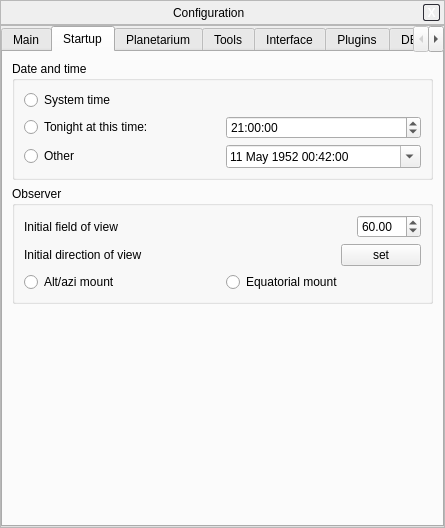
First picture: the form in src/gui/configurationDialog.ui, repository 519984307/stellarium_src, before the edit.
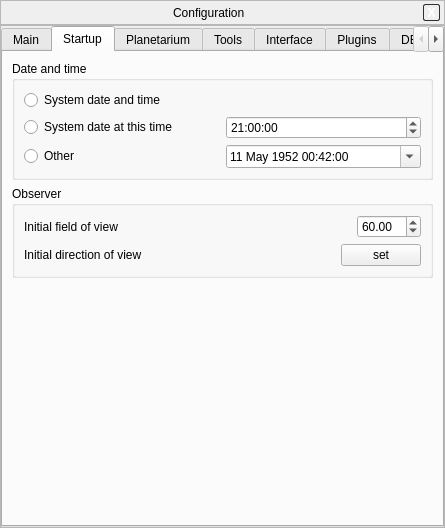
Second picture: the form after the edit. Custom widgets are drawn as their Qt base class.

Commit message: hook up initial time settings in config dialog (still preset to do)

The edit to the form file:
```diff
--- a/src/gui/configurationDialog.ui
+++ b/src/gui/configurationDialog.ui
@@ -236,7 +236,7 @@
                 <string>Sets Stellarium's simulation time to the system clock when Stellarium starts</string>
                </property>
                <property name="text" >
-                <string>System time</string>
+                <string>System date and time</string>
                </property>
               </widget>
              </item>
@@ -248,7 +248,7 @@
                   <string>Sets the simulation time to the next instance of this time of day when Stellarium starts</string>
                  </property>
                  <property name="text" >
-                  <string>Tonight at this time:</string>
+                  <string>System date at this time</string>
                  </property>
                 </widget>
                </item>
@@ -386,30 +386,6 @@
                </item>
               </layout>
              </item>
-             <item>
-              <layout class="QHBoxLayout" >
-               <item>
-                <widget class="QRadioButton" name="altAziMountRadio" >
-                 <property name="toolTip" >
-                  <string>Pan controls adjust aztitude and azimuth, view remains aligned to horizon</string>
-                 </property>
-                 <property name="text" >
-                  <string>Alt/azi mount</string>
-                 </property>
-                </widget>
-               </item>
-               <item>
-                <widget class="QRadioButton" name="equatorialMountRadio" >
-                 <property name="toolTip" >
-                  <string>Pan controls adjust RA/Dec, view is aligned to celestial equator</string>
-                 </property>
-                 <property name="text" >
-                  <string>Equatorial mount</string>
-                 </property>
-                </widget>
-               </item>
-              </layout>
-             </item>
             </layout>
            </widget>
           </item>
```
Left out of the diff: 4 changed lines with no effect on the pictures. The commit also changes 4 other files.
